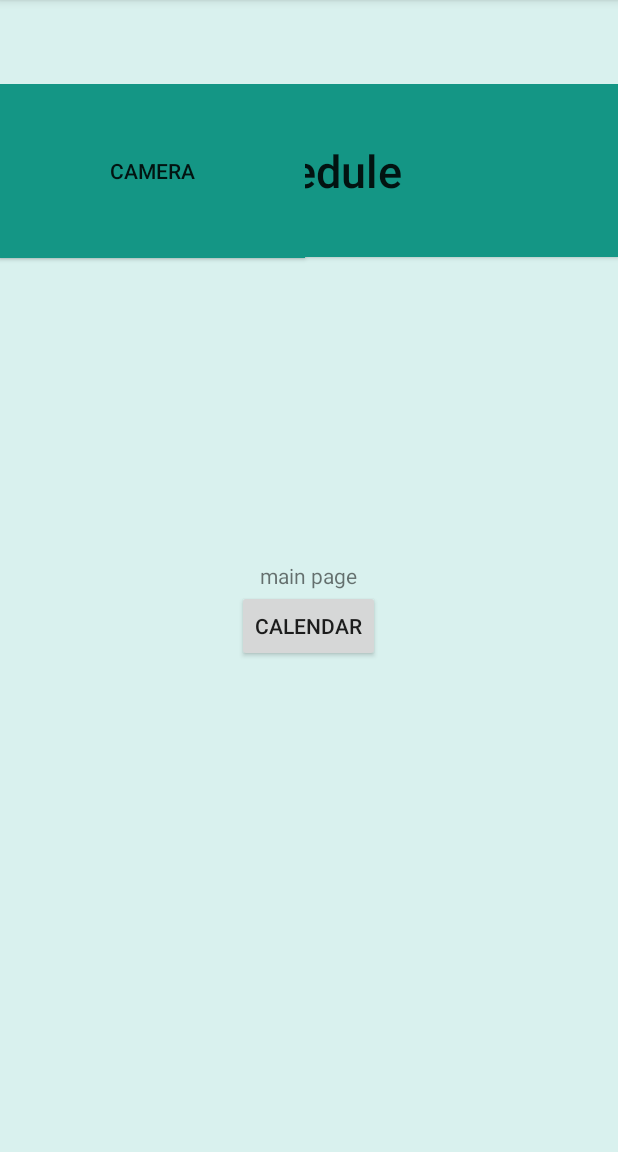
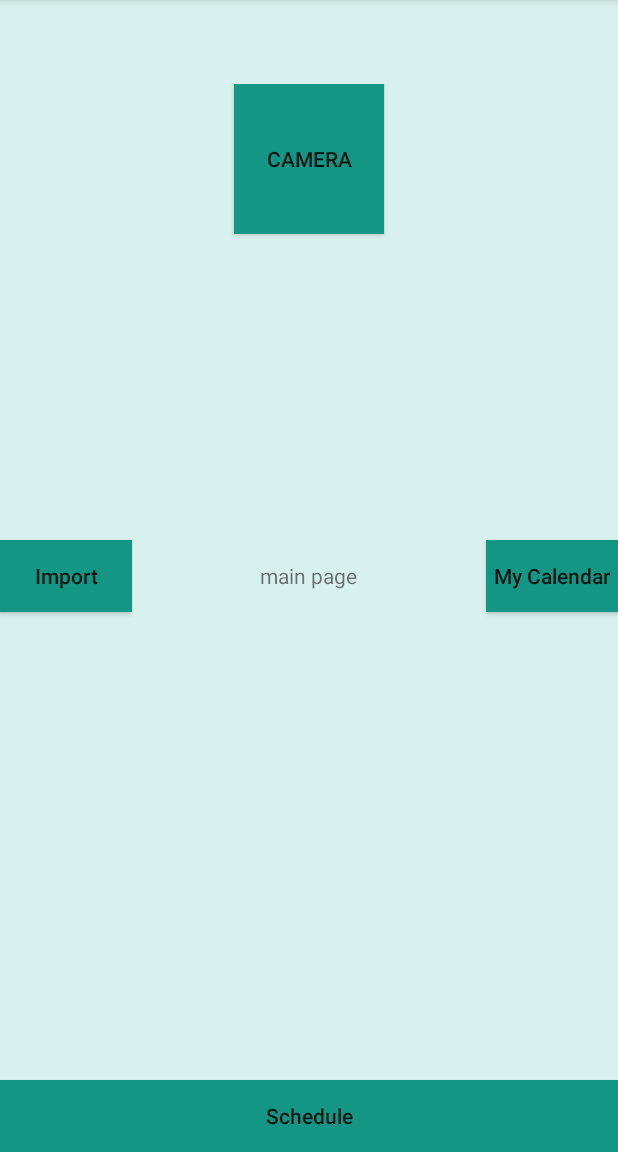
Before and after one commit to mkai39/Life-Organizer, an Android app: the screen it shows after launch (MainActivity), on a phone screen of 412 x 824 dp, the part 84-1236 px from its top. Run offline under Robolectric (Android 15) with nearby library versions, the phone set to English and light mode, and no system bars; our stand-ins replace navigation-ui.

Commit message:
button links work, camera works

```diff
--- a/LifeOrganizer/app/src/main/AndroidManifest.xml
+++ b/LifeOrganizer/app/src/main/AndroidManifest.xml
@@ -9,7 +9,9 @@
         android:roundIcon="@mipmap/ic_launcher_round"
         android:supportsRtl="true"
         android:theme="@style/AppTheme">
-        <activity android:name=".Calendar"></activity>
+        <activity android:name=".schedule"></activity>
+        <activity android:name=".Import_photo" />
+        <activity android:name=".Calendar" />
         <activity
             android:name=".MainActivity"
             android:label="@string/app_name">
--- a/LifeOrganizer/app/src/main/java/com/example/lifeorganizer/MainActivity.java
+++ b/LifeOrganizer/app/src/main/java/com/example/lifeorganizer/MainActivity.java
@@ -16,12 +16,14 @@ import androidx.navigation.ui.NavigationUI;
 public class MainActivity extends AppCompatActivity {
 
     private Button calendar;
+    private Button import_photo;
+    private Button schedule;
+    private Button camera;
     @Override
     protected void onCreate(Bundle savedInstanceState) {
         super.onCreate(savedInstanceState);
         setContentView(R.layout.activity_main);
         calendar = (Button) findViewById(R.id.calendar);
-
         calendar.setOnClickListener(new View.OnClickListener() {
             @Override
 
@@ -30,6 +32,33 @@ public class MainActivity extends AppCompatActivity {
             }
 
         });
+
+        import_photo = (Button) findViewById(R.id.Import);
+        import_photo.setOnClickListener(new View.OnClickListener(){
+            @Override
+            public void onClick(View V){
+                openImport();
+            }
+        });
+
+        schedule = (Button) findViewById(R.id.schedule);
+        schedule.setOnClickListener(new View.OnClickListener(){
+            @Override
+            public void onClick(View V){
+                openSchedule();
+            }
+        });
+
+
+        camera = (Button) findViewById(R.id.camera);
+        camera.setOnClickListener(new View.OnClickListener(){
+            @Override
+            public void onClick(View V){
+                openCamera();
+            }
+        });
+
+
     }
 
     public void openCalendar(){
@@ -37,4 +66,20 @@ public class MainActivity extends AppCompatActivity {
         startActivity(calendar_intent);
     }
 
+    public void openImport(){
+        Intent import_intent = new Intent(this,Import_photo.class);
+        startActivity(import_intent);
+    }
+
+    public void openSchedule(){
+        Intent schedule_intent = new Intent(this,schedule.class);
+        startActivity(schedule_intent);
+    }
+
+    public void openCamera(){
+        Intent camera_intent = new Intent("android.media.action.IMAGE_CAPTURE");
+        startActivity(camera_intent);
+    }
+
+
 }
--- a/LifeOrganizer/app/src/main/res/layout/activity_main.xml
+++ b/LifeOrganizer/app/src/main/res/layout/activity_main.xml
@@ -21,58 +21,41 @@
         android:id="@+id/calendar"
         android:layout_width="wrap_content"
         android:layout_height="wrap_content"
-        android:layout_below="@+id/mainpage"
-        android:layout_centerHorizontal="true"
-        android:layout_marginTop="0dp"
-        android:text="calendar" />
+        android:fontFamily="sans-serif-medium"
+        android:background="@color/colorPrimaryDark"
+        android:layout_alignParentRight="true"
+        android:layout_centerVertical="true"
+        android:text="@string/title_calendar"
+        android:textAllCaps="false" />
 
     <Button
-        android:id="@+id/My_Calendar"
-        android:layout_width="213dp"
-        android:layout_height="83dp"
-        android:background="@color/colorPrimaryDark"
-        android:text="@string/title_calendar"
-        tools:text="My Calendar"
-        android:textAllCaps="false"
-        android:textSize="18sp" />
-
-
-    <Button
-        android:id="@+id/Todays_Schedule"
-        android:layout_width="526dp"
-        android:layout_height="115dp"
+        android:id="@+id/schedule"
+        android:layout_width="3000dp"
+        android:layout_height="wrap_content"
         android:background="@color/colorPrimaryDark"
         android:fontFamily="sans-serif-medium"
         android:text="@string/title_schedule"
-        android:textAlignment="center"
-        android:textAllCaps="false"
-        android:textSize="30sp"
-
-        tools:text="Today's Schedule" />
+        android:layout_alignParentBottom="true"
+        android:textAllCaps="false" />
 
     <Button
         android:id="@+id/Import"
-        android:layout_width="150dp"
-        android:layout_height="83dp"
+        android:layout_width="wrap_content"
+        android:layout_height="wrap_content"
+        android:layout_alignParentLeft="true"
+        android:layout_centerVertical="true"
+        android:layout_marginLeft="0dp"
         android:background="@color/colorPrimaryDark"
         android:fontFamily="sans-serif-medium"
         android:text="@string/title_import"
-        android:textAllCaps="false"
-        android:textSize="18sp"
-        tools:text="Import Photo" />
+        android:textAllCaps="false" />
 
     <Button
-        android:id="@+id/Camera"
-        android:layout_width="203dp"
-        android:layout_height="116dp"
+        android:id="@+id/camera"
+        android:layout_width="100dp"
+        android:layout_height="100dp"
         android:background="@color/colorPrimaryDark"
         android:text="@string/title_camera"
-        app:layout_constraintBottom_toBottomOf="parent"
-        app:layout_constraintEnd_toEndOf="parent"
-        app:layout_constraintHorizontal_bias="0.501"
-        app:layout_constraintStart_toStartOf="parent"
-        app:layout_constraintTop_toTopOf="parent"
-        app:layout_constraintVertical_bias="0.256"
-        tools:text="Camera" />
+        android:layout_centerHorizontal="true" />
 
 </RelativeLayout>
--- a/LifeOrganizer/app/src/main/res/values/strings.xml
+++ b/LifeOrganizer/app/src/main/res/values/strings.xml
@@ -7,6 +7,7 @@
     <string name="title_camera">Camera</string>
     <string name="title_import">Import</string>
     <string name="title_schedule">Schedule</string>
-    <string name="title_calendar">calendar</string>
+    <string name="title_calendar">My Calendar</string>
+
 
 </resources>
```
Also changed, not shown: LifeOrganizer/app/src/main/java/com/example/lifeorganizer/Import_photo.java (added, +15 -0 lines), LifeOrganizer/app/src/main/java/com/example/lifeorganizer/schedule.java (added, +14 -0 lines), LifeOrganizer/app/src/main/res/layout/activity_import_photo.xml (added, +26 -0 lines), LifeOrganizer/app/src/main/res/layout/activity_schedule.xml (added, +26 -0 lines).
